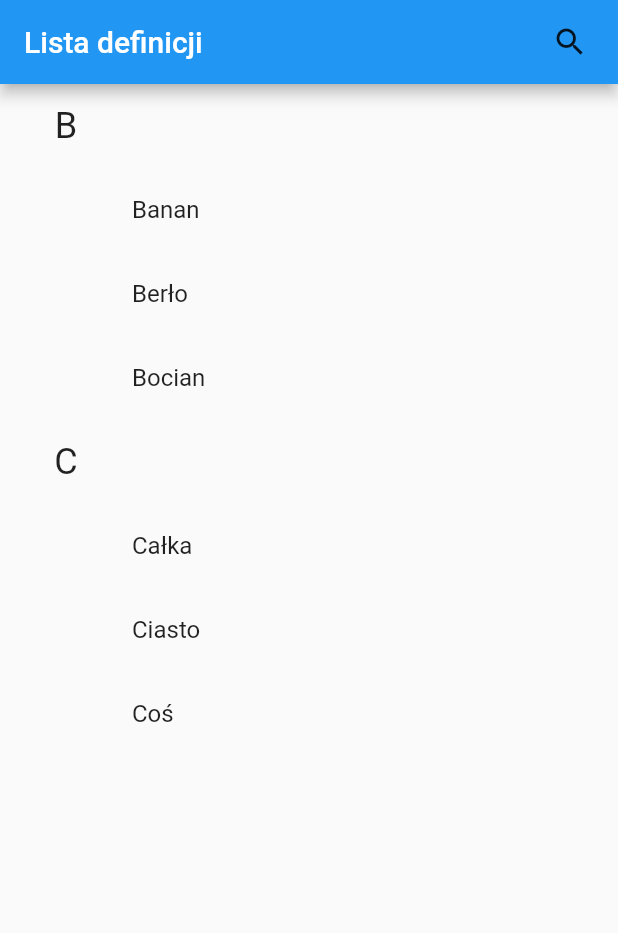
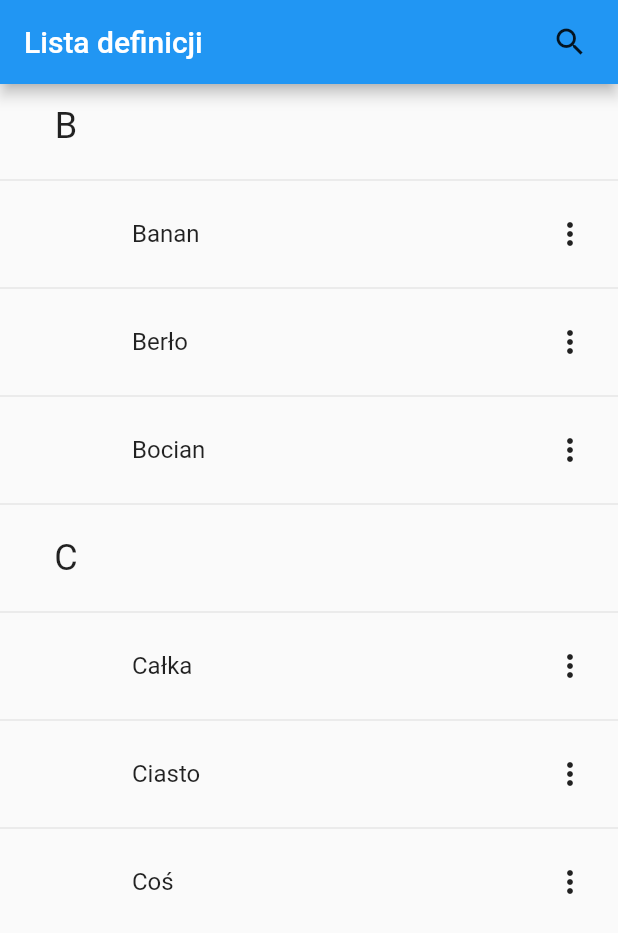
Before and after one commit to m-soltan/match_it, a Flutter app: the screen it shows after launch, on a phone screen of 412 x 824 dp. Shown: the top 933 px of the screen. Run offline on Flutter 3.47's test engine with Material 2 defaults, Android fonts, the phone set to English and light mode, and no system bars.

Commit message:
add separators and trailing icons

```diff
--- a/lib/list_screen.dart
+++ b/lib/list_screen.dart
@@ -41,8 +41,9 @@ class ListScreen extends StatelessWidget {
       ),
       body: Scrollbar(
         isAlwaysShown: true,
-        child: ListView.builder(
+        child: ListView.separated(
           itemCount: _itemCount,
+          separatorBuilder: (context, index) => Divider(),
           itemBuilder: (context, index) {
             dynamic i = _items[index];
             if (i is _Header) {
@@ -66,6 +67,17 @@ class ListScreen extends StatelessWidget {
                   width: 56,
                 ),
                 title: Text(i._s),
+                trailing: InkWell(
+                  onTap: () {},
+                  child: Container(
+                    height: 56,
+                    width: 32,
+                    child: Icon(
+                      Icons.more_vert,
+                      color: Theme.of(context).textTheme.bodyText2!.color,
+                    ),
+                  ),
+                ),
               );
             }
           },
```
